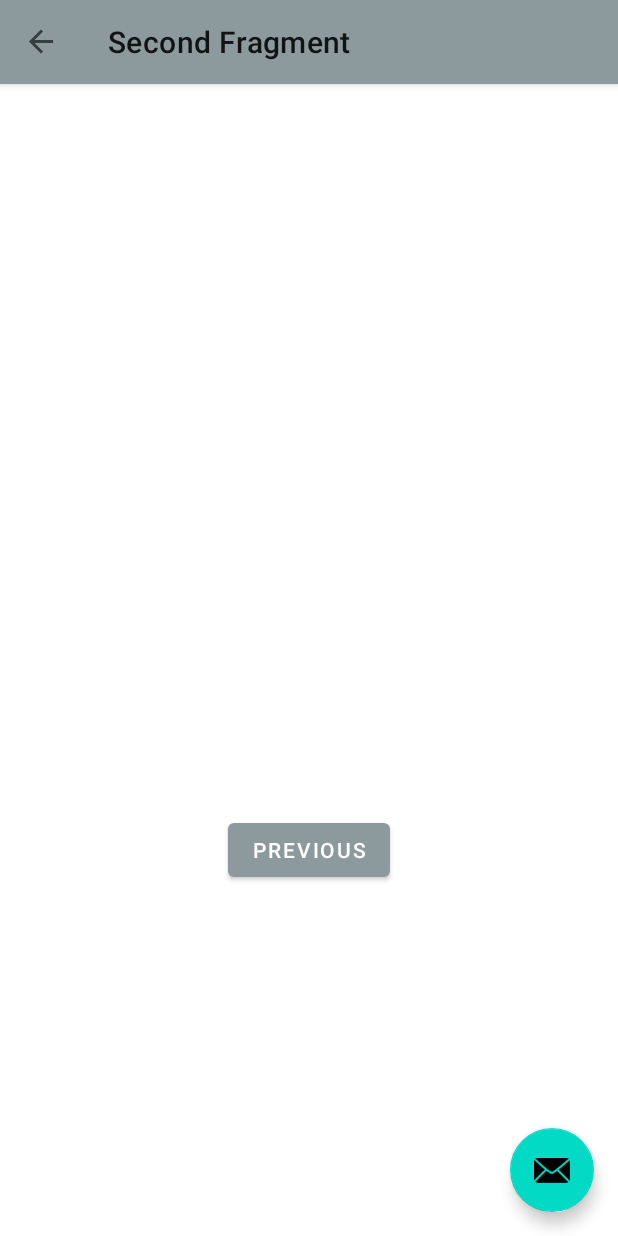
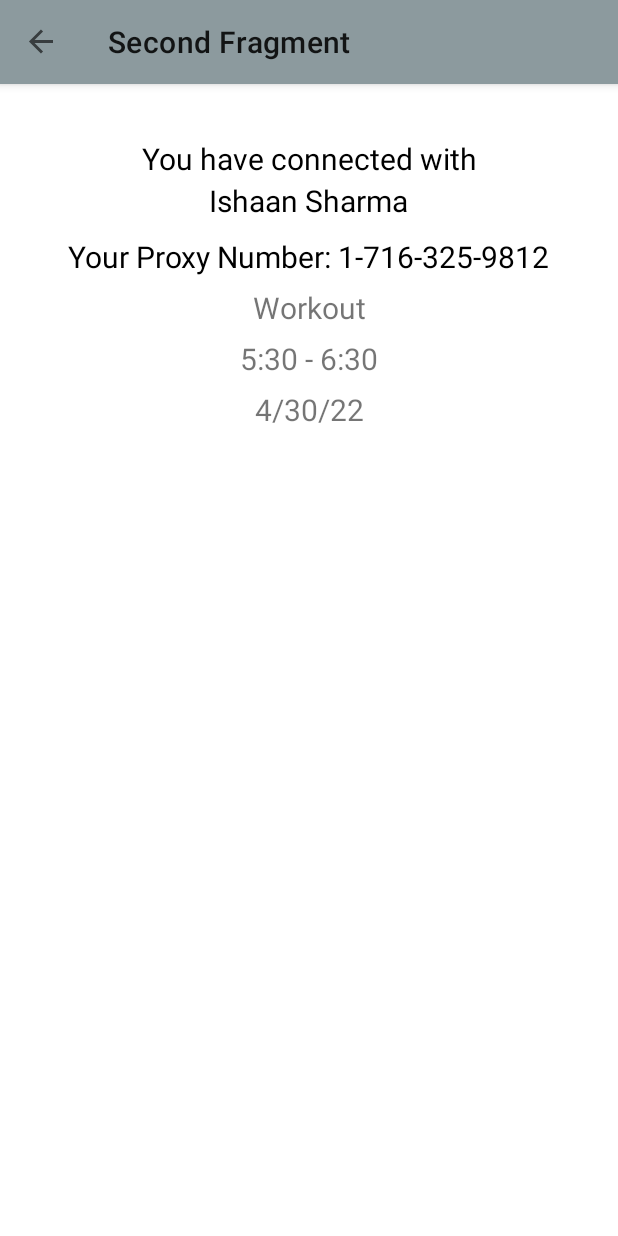
Before and after one commit to Sai5810/ScheduleMatch, an Android app: the SecondFragment screen opened through its navigation route, on a phone screen of 412 x 824 dp. Run offline under Robolectric (Android 15) with nearby library versions, the phone set to English and light mode, and no system bars; our stand-ins replace navigation-ui.

Commit message:
New activity!

```diff
--- a/app/src/main/java/com/vakasai/myapplication/FirstFragment.java
+++ b/app/src/main/java/com/vakasai/myapplication/FirstFragment.java
@@ -1,40 +1,22 @@
 package com.vakasai.myapplication;
 
-import android.content.Intent;
 import android.os.Bundle;
 import android.view.LayoutInflater;
 import android.view.View;
 import android.view.ViewGroup;
-import android.widget.TextView;
 
 import androidx.annotation.NonNull;
-import androidx.constraintlayout.widget.ConstraintLayout;
-import androidx.constraintlayout.widget.ConstraintSet;
 import androidx.fragment.app.Fragment;
 import androidx.navigation.fragment.NavHostFragment;
 
 import com.vakasai.myapplication.databinding.FragmentFirstBinding;
 
 public class FirstFragment extends Fragment {
+
     private FragmentFirstBinding binding;
-    int bottom;
-
-    public void addToBottomView(TextView tv, ConstraintLayout lay, String s) {
-        tv.setText(s);
-        tv.setId(View.generateViewId());
-        ConstraintSet set = new ConstraintSet();
-        lay.addView(tv, 0);
-        set.clone(lay);
-        set.connect(tv.getId(), ConstraintSet.TOP, bottom, ConstraintSet.BOTTOM, 10);
-        set.connect(tv.getId(), ConstraintSet.LEFT, lay.getId(), ConstraintSet.LEFT, 0);
-        set.connect(tv.getId(), ConstraintSet.RIGHT, lay.getId(), ConstraintSet.RIGHT, 0);
-        set.applyTo(lay);
-        bottom = tv.getId();
-    }
 
     @Override
-    public View onCreateView(
-            @NonNull LayoutInflater inflater, ViewGroup container, Bundle savedInstanceState) {
+    public View onCreateView(LayoutInflater inflater, ViewGroup container, Bundle savedInstanceState) {
         binding = FragmentFirstBinding.inflate(inflater, container, false);
         return binding.getRoot();
 
@@ -42,22 +24,8 @@ public class FirstFragment extends Fragment {
 
     public void onViewCreated(@NonNull View view, Bundle savedInstanceState) {
         super.onViewCreated(view, savedInstanceState);
-        binding.buttonFirst.setOnClickListener(view1 -> NavHostFragment.findNavController(FirstFragment.this)
+        binding.nextBtn.setOnClickListener(view1 -> NavHostFragment.findNavController(FirstFragment.this)
                 .navigate(R.id.action_FirstFragment_to_SecondFragment));
-        /* defaults for testing */
-        String type = "Workout";
-        int[] st = {5, 30};
-        int[] end = {6, 30};
-        String date = "4/30/22";
-        String proxyNumber = "1-716-325-9812";
-        TextView tv3 = getView().findViewById(R.id.textView3);
-        tv3.setText(tv3.getText() + " " +  proxyNumber);
-        ConstraintLayout lay = getView().findViewById(R.id.frag1);
-        bottom = R.id.textView3;
-        addToBottomView(new TextView(getActivity()), lay, type);
-        addToBottomView(new TextView(getActivity()), lay,
-                st[0] + ":" + st[1] + " - " + end[0] + ":" + end[1]);
-        addToBottomView(new TextView(getActivity()), lay, date);
     }
 
     @Override
@@ -65,5 +33,4 @@ public class FirstFragment extends Fragment {
         super.onDestroyView();
         binding = null;
     }
-
 }
--- a/app/src/main/java/com/vakasai/myapplication/MatchAct.java
+++ b/app/src/main/java/com/vakasai/myapplication/MatchAct.java
@@ -23,18 +23,12 @@ public class MatchAct extends AppCompatActivity {
     @Override
     protected void onCreate(Bundle savedInstanceState) {
         super.onCreate(savedInstanceState);
-
         binding = ActivityMatchBinding.inflate(getLayoutInflater());
         setContentView(binding.getRoot());
-
         setSupportActionBar(binding.toolbar);
-
         NavController navController = Navigation.findNavController(this, R.id.nav_host_fragment_content_match);
         appBarConfiguration = new AppBarConfiguration.Builder(navController.getGraph()).build();
         NavigationUI.setupActionBarWithNavController(this, navController, appBarConfiguration);
-
-        binding.fab.setOnClickListener(view -> Snackbar.make(view, "Replace with your own action", Snackbar.LENGTH_LONG)
-                .setAction("Action", null).show());
     }
 
     @Override
--- a/app/src/main/java/com/vakasai/myapplication/SecondFragment.java
+++ b/app/src/main/java/com/vakasai/myapplication/SecondFragment.java
@@ -1,26 +1,42 @@
 package com.vakasai.myapplication;
 
+import android.graphics.Color;
 import android.os.Bundle;
 import android.view.LayoutInflater;
 import android.view.View;
 import android.view.ViewGroup;
+import android.widget.TextView;
 
 import androidx.annotation.NonNull;
+import androidx.constraintlayout.widget.ConstraintLayout;
+import androidx.constraintlayout.widget.ConstraintSet;
 import androidx.fragment.app.Fragment;
 import androidx.navigation.fragment.NavHostFragment;
+
 
 import com.vakasai.myapplication.databinding.FragmentSecondBinding;
 
 public class SecondFragment extends Fragment {
+    private FragmentSecondBinding binding;
+    int bottom;
 
-    private FragmentSecondBinding binding;
+    public void addToBottomView(TextView tv, ConstraintLayout lay, String s) {
+        tv.setText(s);
+        tv.setId(View.generateViewId());
+        tv.setTextSize(20);
+        ConstraintSet set = new ConstraintSet();
+        lay.addView(tv, 0);
+        set.clone(lay);
+        set.connect(tv.getId(), ConstraintSet.TOP, bottom, ConstraintSet.BOTTOM, 10);
+        set.connect(tv.getId(), ConstraintSet.LEFT, lay.getId(), ConstraintSet.LEFT, 0);
+        set.connect(tv.getId(), ConstraintSet.RIGHT, lay.getId(), ConstraintSet.RIGHT, 0);
+        set.applyTo(lay);
+        bottom = tv.getId();
+    }
 
     @Override
     public View onCreateView(
-            LayoutInflater inflater, ViewGroup container,
-            Bundle savedInstanceState
-    ) {
-
+            @NonNull LayoutInflater inflater, ViewGroup container, Bundle savedInstanceState) {
         binding = FragmentSecondBinding.inflate(inflater, container, false);
         return binding.getRoot();
 
@@ -28,9 +44,20 @@ public class SecondFragment extends Fragment {
 
     public void onViewCreated(@NonNull View view, Bundle savedInstanceState) {
         super.onViewCreated(view, savedInstanceState);
-
-        binding.buttonSecond.setOnClickListener(view1 -> NavHostFragment.findNavController(SecondFragment.this)
-                .navigate(R.id.action_SecondFragment_to_FirstFragment));
+        /* defaults for testing */
+        String type = "Workout";
+        int[] st = {5, 30};
+        int[] end = {6, 30};
+        String date = "4/30/22";
+        String proxyNumber = "1-716-325-9812";
+        TextView tv3 = getView().findViewById(R.id.proxyNum);
+        tv3.setText(tv3.getText() + " " +  proxyNumber);
+        ConstraintLayout lay = getView().findViewById(R.id.frag2);
+        bottom = R.id.proxyNum;
+        addToBottomView(new TextView(getActivity()), lay, type);
+        addToBottomView(new TextView(getActivity()), lay,
+                st[0] + ":" + st[1] + " - " + end[0] + ":" + end[1]);
+        addToBottomView(new TextView(getActivity()), lay, date);
     }
 
     @Override
--- a/app/src/main/res/layout/activity_match.xml
+++ b/app/src/main/res/layout/activity_match.xml
@@ -22,13 +22,4 @@
 
     <include layout="@layout/content_match" />
 
-    <com.google.android.material.floatingactionbutton.FloatingActionButton
-        android:id="@+id/fab"
-        android:layout_width="wrap_content"
-        android:layout_height="wrap_content"
-        android:layout_gravity="bottom|end"
-        android:layout_marginEnd="@dimen/fab_margin"
-        android:layout_marginBottom="16dp"
-        app:srcCompat="@android:drawable/ic_dialog_email" />
-
 </androidx.coordinatorlayout.widget.CoordinatorLayout>
--- a/app/src/main/res/layout/fragment_second.xml
+++ b/app/src/main/res/layout/fragment_second.xml
@@ -4,24 +4,44 @@
     xmlns:tools="http://schemas.android.com/tools"
     android:layout_width="match_parent"
     android:layout_height="match_parent"
+    android:id="@+id/frag2"
     tools:context=".SecondFragment">
 
     <TextView
-        android:id="@+id/textview_second"
+        android:id="@+id/connect"
         android:layout_width="wrap_content"
         android:layout_height="wrap_content"
-        app:layout_constraintBottom_toTopOf="@id/button_second"
+        android:layout_marginTop="36dp"
+        android:text="@string/you_have_connected_with"
+        android:textSize="20sp"
+        android:textColor="@color/black"
         app:layout_constraintEnd_toEndOf="parent"
         app:layout_constraintStart_toStartOf="parent"
         app:layout_constraintTop_toTopOf="parent" />
 
-    <Button
-        android:id="@+id/button_second"
+    <TextView
+        android:id="@+id/nameDef"
         android:layout_width="wrap_content"
         android:layout_height="wrap_content"
-        android:text="@string/previous"
-        app:layout_constraintBottom_toBottomOf="parent"
+        android:textColor="@color/black"
+        android:layout_marginTop="64dp"
+        android:text="@string/ishaan_sharma"
+        android:textSize="20sp"
         app:layout_constraintEnd_toEndOf="parent"
+        app:layout_constraintHorizontal_bias="0.498"
         app:layout_constraintStart_toStartOf="parent"
-        app:layout_constraintTop_toBottomOf="@id/textview_second" />
+        app:layout_constraintTop_toTopOf="parent" />
+
+    <TextView
+        android:id="@+id/proxyNum"
+        android:layout_width="wrap_content"
+        android:layout_height="wrap_content"
+        android:layout_marginTop="10dp"
+        android:text="@string/your_proxy_number"
+        android:textColor="@color/black"
+        android:textSize="20sp"
+        app:layout_constraintEnd_toEndOf="parent"
+        app:layout_constraintHorizontal_bias="0.497"
+        app:layout_constraintStart_toStartOf="parent"
+        app:layout_constraintTop_toBottomOf="@+id/nameDef" />
 </androidx.constraintlayout.widget.ConstraintLayout>
--- a/app/src/main/res/values/strings.xml
+++ b/app/src/main/res/values/strings.xml
@@ -34,4 +34,6 @@
     <string name="you_have_connected_with">You have connected with</string>
     <string name="sai">SAI</string>
     <string name="your_proxy_number">Your Proxy Number:</string>
+    <string name="loading">Loading…</string>
+    <string name="ishaan_sharma">Ishaan Sharma</string>
 </resources>
```
Also changed, not shown: app/src/main/res/layout/fragment_first.xml (+9 -33 lines).
